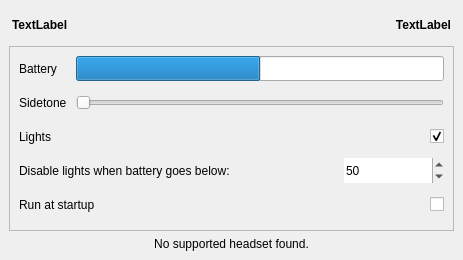
Odizinne/HeadsetControl-Qt, file src/ui/design.ui: the form before one commit.
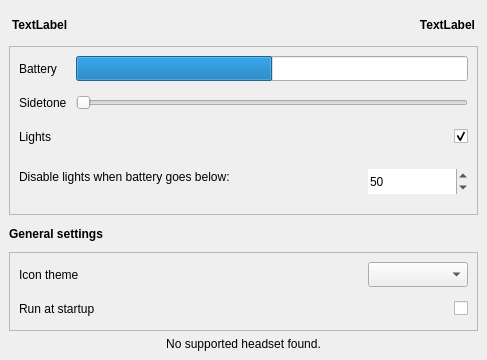
The form after the commit.

Commit message: added combobox to override icon theme

Patch:
```diff
--- a/src/ui/design.ui
+++ b/src/ui/design.ui
@@ -6,8 +6,8 @@
    <rect>
     <x>0</x>
     <y>0</y>
-    <width>463</width>
-    <height>260</height>
+    <width>487</width>
+    <height>344</height>
    </rect>
   </property>
   <property name="sizePolicy">
@@ -33,22 +33,6 @@
     <property name="bottomMargin">
      <number>9</number>
     </property>
-    <item row="5" column="0" colspan="2">
-     <widget class="QLabel" name="notFoundLabel">
-      <property name="sizePolicy">
-       <sizepolicy hsizetype="Preferred" vsizetype="Fixed">
-        <horstretch>0</horstretch>
-        <verstretch>0</verstretch>
-       </sizepolicy>
-      </property>
-      <property name="text">
-       <string>No supported headset found.</string>
-      </property>
-      <property name="alignment">
-       <set>Qt::AlignmentFlag::AlignCenter</set>
-      </property>
-     </widget>
-    </item>
     <item row="0" column="0" colspan="2">
      <layout class="QGridLayout" name="gridLayout_3" columnstretch="10,0">
       <property name="leftMargin">
@@ -122,6 +106,132 @@
       </item>
      </layout>
     </item>
+    <item row="6" column="0" colspan="2">
+     <widget class="QLabel" name="notFoundLabel">
+      <property name="sizePolicy">
+       <sizepolicy hsizetype="Preferred" vsizetype="Fixed">
+        <horstretch>0</horstretch>
+        <verstretch>0</verstretch>
+       </sizepolicy>
+      </property>
+      <property name="text">
+       <string>No supported headset found.</string>
+      </property>
+      <property name="alignment">
+       <set>Qt::AlignmentFlag::AlignCenter</set>
+      </property>
+     </widget>
+    </item>
+    <item row="2" column="0">
+     <widget class="QLabel" name="settingsLabel">
+      <property name="minimumSize">
+       <size>
+        <width>0</width>
+        <height>25</height>
+       </size>
+      </property>
+      <property name="font">
+       <font>
+        <bold>true</bold>
+       </font>
+      </property>
+      <property name="text">
+       <string>General settings</string>
+      </property>
+     </widget>
+    </item>
+    <item row="5" column="0" colspan="2">
+     <widget class="QFrame" name="settingsFrame">
+      <property name="frameShape">
+       <enum>QFrame::Shape::StyledPanel</enum>
+      </property>
+      <property name="frameShadow">
+       <enum>QFrame::Shadow::Sunken</enum>
+      </property>
+      <layout class="QGridLayout" name="gridLayout">
+       <property name="leftMargin">
+        <number>9</number>
+       </property>
+       <property name="topMargin">
+        <number>9</number>
+       </property>
+       <property name="rightMargin">
+        <number>9</number>
+       </property>
+       <property name="bottomMargin">
+        <number>9</number>
+       </property>
+       <property name="spacing">
+        <number>9</number>
+       </property>
+       <item row="0" column="1">
+        <spacer name="horizontalSpacer_2">
+         <property name="orientation">
+          <enum>Qt::Orientation::Horizontal</enum>
+         </property>
+         <property name="sizeHint" stdset="0">
+          <size>
+           <width>40</width>
+           <height>20</height>
+          </size>
+         </property>
+        </spacer>
+       </item>
+       <item row="0" column="2">
+        <widget class="QComboBox" name="themeComboBox">
+         <property name="minimumSize">
+          <size>
+           <width>100</width>
+           <height>25</height>
+          </size>
+         </property>
+        </widget>
+       </item>
+       <item row="0" column="0">
+        <widget class="QLabel" name="label">
+         <property name="minimumSize">
+          <size>
+           <width>0</width>
+           <height>25</height>
+          </size>
+         </property>
+         <property name="text">
+          <string>Icon theme</string>
+         </property>
+        </widget>
+       </item>
+       <item row="1" column="0">
+        <widget class="QLabel" name="startupLabel">
+         <property name="minimumSize">
+          <size>
+           <width>0</width>
+           <height>25</height>
+          </size>
+         </property>
+         <property name="text">
+          <string>Run at startup</string>
+         </property>
+        </widget>
+       </item>
+       <item row="1" column="2">
+        <widget class="QCheckBox" name="startupCheckbox">
+         <property name="minimumSize">
+          <size>
+           <width>0</width>
+           <height>25</height>
+          </size>
+         </property>
+         <property name="layoutDirection">
+          <enum>Qt::LayoutDirection::RightToLeft</enum>
+         </property>
+         <property name="text">
+          <string/>
+         </property>
+        </widget>
+       </item>
+      </layout>
+     </widget>
+    </item>
     <item row="1" column="0" colspan="2">
      <widget class="QFrame" name="frame">
       <property name="frameShape">
@@ -146,36 +256,26 @@
        <property name="spacing">
         <number>9</number>
        </property>
-       <item row="4" column="0">
-        <widget class="QLabel" name="ledLabel">
+       <item row="2" column="2" rowspan="4">
+        <widget class="QSpinBox" name="lightBatterySpinbox">
          <property name="minimumSize">
           <size>
-           <width>0</width>
+           <width>100</width>
            <height>25</height>
           </size>
          </property>
-         <property name="text">
-          <string>Lights</string>
+         <property name="frame">
+          <bool>false</bool>
          </property>
-        </widget>
-       </item>
-       <item row="6" column="2">
-        <widget class="QCheckBox" name="startupCheckbox">
-         <property name="minimumSize">
-          <size>
-           <width>0</width>
-           <height>25</height>
-          </size>
+         <property name="maximum">
+          <number>100</number>
          </property>
-         <property name="layoutDirection">
-          <enum>Qt::LayoutDirection::RightToLeft</enum>
+         <property name="value">
+          <number>50</number>
          </property>
-         <property name="text">
-          <string/>
-         </property>
         </widget>
        </item>
-       <item row="5" column="0">
+       <item row="2" column="0" rowspan="3">
         <widget class="QLabel" name="lightBatteryLabel">
          <property name="minimumSize">
           <size>
@@ -188,7 +288,42 @@
          </property>
         </widget>
        </item>
-       <item row="2" column="0" colspan="3">
+       <item row="1" column="2">
+        <widget class="QCheckBox" name="ledBox">
+         <property name="minimumSize">
+          <size>
+           <width>0</width>
+           <height>25</height>
+          </size>
+         </property>
+         <property name="layoutDirection">
+          <enum>Qt::LayoutDirection::RightToLeft</enum>
+         </property>
+         <property name="text">
+          <string/>
+         </property>
+         <property name="checked">
+          <bool>true</bool>
+         </property>
+         <property name="tristate">
+          <bool>false</bool>
+         </property>
+        </widget>
+       </item>
+       <item row="1" column="0">
+        <widget class="QLabel" name="ledLabel">
+         <property name="minimumSize">
+          <size>
+           <width>0</width>
+           <height>25</height>
+          </size>
+         </property>
+         <property name="text">
+          <string>Lights</string>
+         </property>
+        </widget>
+       </item>
+       <item row="0" column="0" colspan="3">
         <layout class="QGridLayout" name="gridLayout_7">
          <property name="spacing">
           <number>9</number>
@@ -253,33 +388,11 @@
          </item>
         </layout>
        </item>
-       <item row="5" column="2">
-        <widget class="QSpinBox" name="lightBatterySpinbox">
-         <property name="minimumSize">
-          <size>
-           <width>100</width>
-           <height>25</height>
-          </size>
-         </property>
-         <property name="frame">
-          <bool>false</bool>
-         </property>
-         <property name="maximum">
-          <number>100</number>
-         </property>
-         <property name="value">
-          <number>50</number>
-         </property>
-        </widget>
-       </item>
-       <item row="5" column="1">
+       <item row="2" column="1">
         <spacer name="horizontalSpacer">
          <property name="orientation">
           <enum>Qt::Orientation::Horizontal</enum>
          </property>
-         <property name="sizeType">
-          <enum>QSizePolicy::Policy::Expanding</enum>
-         </property>
          <property name="sizeHint" stdset="0">
           <size>
            <width>40</width>
@@ -288,41 +401,6 @@
          </property>
         </spacer>
        </item>
-       <item row="4" column="1" colspan="2">
-        <widget class="QCheckBox" name="ledBox">
-         <property name="minimumSize">
-          <size>
-           <width>0</width>
-           <height>25</height>
-          </size>
-         </property>
-         <property name="layoutDirection">
-          <enum>Qt::LayoutDirection::RightToLeft</enum>
-         </property>
-         <property name="text">
-          <string/>
-         </property>
-         <property name="checked">
-          <bool>true</bool>
-         </property>
-         <property name="tristate">
-          <bool>false</bool>
-         </property>
-        </widget>
-       </item>
-       <item row="6" column="0">
-        <widget class="QLabel" name="startupLabel">
-         <property name="minimumSize">
-          <size>
-           <width>0</width>
-           <height>25</height>
-          </size>
-         </property>
-         <property name="text">
-          <string>Run at startup</string>
-         </property>
-        </widget>
-       </item>
       </layout>
      </widget>
     </item>
```
Left out of the diff: 54 changed lines with no effect on the pictures. The commit also changes 2 other files.
